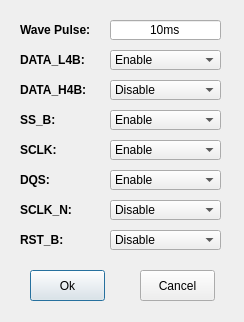
Old version of the form gui/FlexSPI-Pin-Unittest.ui in the repository JayHeng/MCU-MemTestUtility.
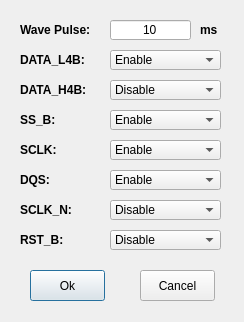
New version of the form.

Commit message:
Complete FlexSPI Pin Test GUI
- Fix minor issue

```diff
--- a/gui/FlexSPI-Pin-Unittest.ui
+++ b/gui/FlexSPI-Pin-Unittest.ui
@@ -345,17 +345,36 @@
     <rect>
      <x>110</x>
      <y>20</y>
-     <width>111</width>
+     <width>81</width>
      <height>20</height>
     </rect>
    </property>
    <property name="text">
-    <string>10ms</string>
+    <string>10</string>
    </property>
    <property name="alignment">
     <set>Qt::AlignCenter</set>
    </property>
   </widget>
+  <widget class="QLabel" name="label_wavePulseMs">
+   <property name="geometry">
+    <rect>
+     <x>200</x>
+     <y>20</y>
+     <width>31</width>
+     <height>20</height>
+    </rect>
+   </property>
+   <property name="font">
+    <font>
+     <weight>75</weight>
+     <bold>true</bold>
+    </font>
+   </property>
+   <property name="text">
+    <string>ms</string>
+   </property>
+  </widget>
  </widget>
  <resources/>
  <connections/>
```
Left out of the diff: 4 changed lines with no effect on the pictures. The commit also changes 2 other files.
